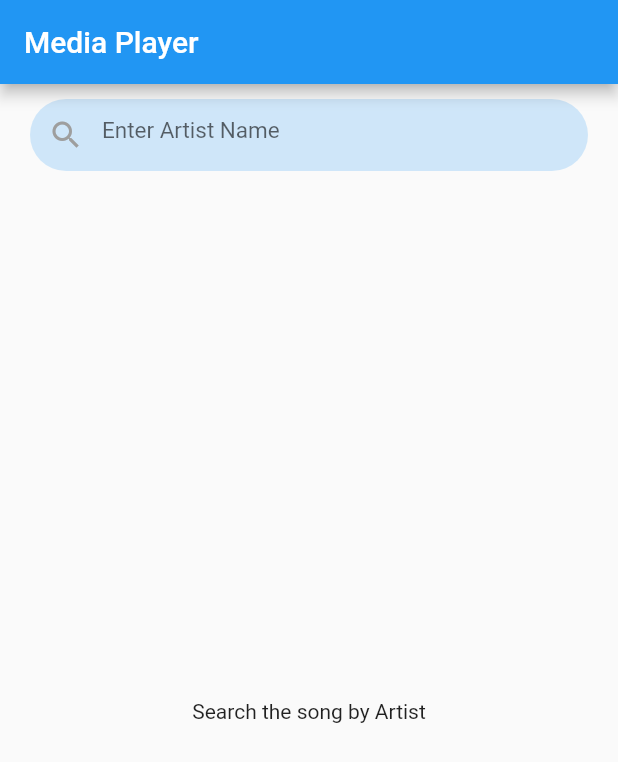
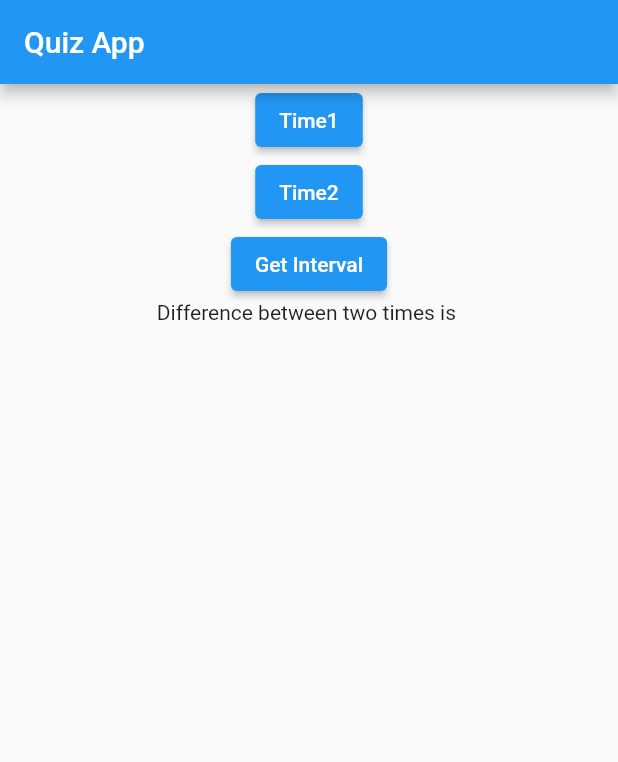
Before and after one commit to mohammedismayil/fista, a Flutter app: the screen it shows after launch, on a phone screen of 412 x 824 dp. Shown: the top 762 px of the screen. Run offline on Flutter 3.47's test engine with Material 2 defaults, Android fonts, the phone set to English and light mode, and no system bars.

Commit message:
date comparison task added

```diff
--- /dev/null
+++ b/lib/Screens/DateComparison/DateCompareScreen.dart
@@ -0,0 +1,70 @@
+import 'package:flutter/material.dart';
+
+class DateComparisonScreen extends StatefulWidget {
+  const DateComparisonScreen({Key? key}) : super(key: key);
+
+  @override
+  State<DateComparisonScreen> createState() => _DateComparisonScreenState();
+}
+
+class _DateComparisonScreenState extends State<DateComparisonScreen> {
+  late DateTime timeOne;
+  late DateTime timeTwo;
+
+  String intervalInseconds = "";
+  setTimeOne() {
+    setState(() {
+      timeOne = DateTime.now();
+      print(timeOne);
+    });
+  }
+
+  setTimeTwo() {
+    setState(() {
+      timeTwo = DateTime.now();
+      print(timeTwo);
+    });
+  }
+
+  calculateInterval() {
+    setState(() {
+      intervalInseconds = timeTwo.difference(timeOne).inSeconds.toString();
+    });
+  }
+
+  @override
+  Widget build(BuildContext context) {
+    return Scaffold(
+      appBar: AppBar(
+        title: Text("Quiz App"),
+      ),
+      body: SafeArea(
+          child: Center(
+        child: Column(
+          children: [
+            ElevatedButton(
+                onPressed: () {
+                  setTimeOne();
+                },
+                child: Text("Time1")),
+            // Row(
+            //   mainAxisAlignment: MainAxisAlignment.center,
+            //   children: [Text("${timeOne.toString()}")],
+            // ),
+            ElevatedButton(
+                onPressed: () {
+                  setTimeTwo();
+                },
+                child: Text("Time2")),
+            ElevatedButton(
+                onPressed: () {
+                  calculateInterval();
+                },
+                child: Text("Get Interval")),
+            Text("Difference between two times is $intervalInseconds")
+          ],
+        ),
+      )),
+    );
+  }
+}
--- a/lib/main.dart
+++ b/lib/main.dart
@@ -3,6 +3,7 @@ import 'package:flutterdemo/Home/Home.dart';
 import 'package:flutterdemo/Home/HomeScreen.dart';
 import 'package:flutterdemo/Home/HomeTabbar.dart';
 import 'package:flutterdemo/Screens/APIInteractor/NotesScreen.dart';
+import 'package:flutterdemo/Screens/DateComparison/DateCompareScreen.dart';
 import 'package:flutterdemo/Screens/MVVM/MediaScreen.dart';
 import 'package:flutterdemo/Screens/MVVM/MediaVM.dart';
 import 'package:flutterdemo/Screens/ProviderPattern/CounterProvider.dart';
@@ -48,7 +49,7 @@ class MyApp extends StatelessWidget {
       ),
 
       debugShowCheckedModeBanner: false,
-        home: Material(child: MediaScreen())
+        home: Material(child: DateComparisonScreen())
     );
   }
 }
```
